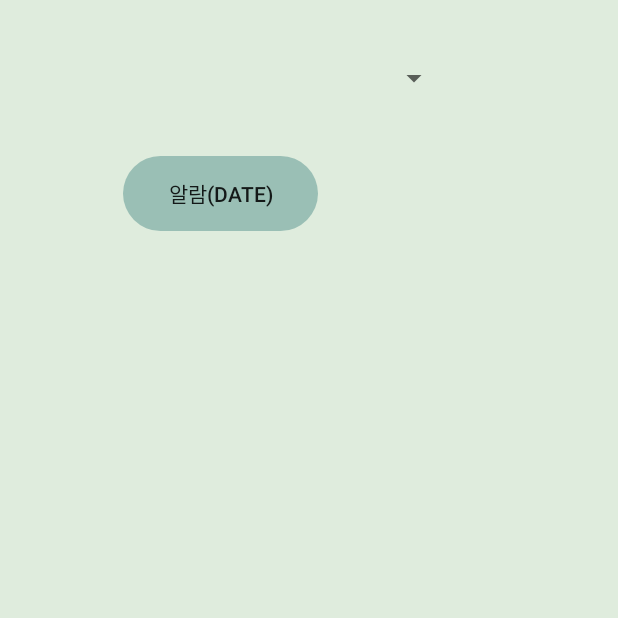
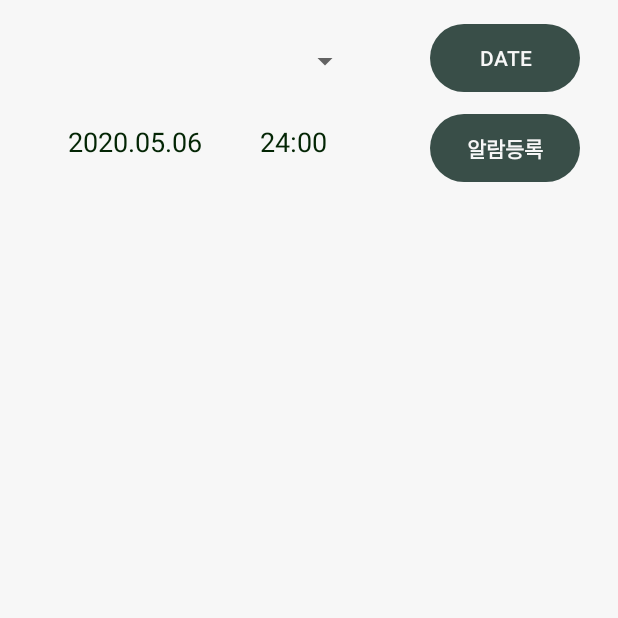
Before and after one commit to naerim/dailygreen_app, an Android app: the fragment AlarmFragment shown on its own in the app's theme, on a phone screen of 412 x 824 dp, the top half of it. Run offline under Robolectric (Android 15) with nearby library versions, the phone set to English and light mode, and no system bars; our stand-ins replace Firebase (no records; nobody signed in at launch, a user with empty details on screens opened directly).

Commit message:
[FIX] 알람 데이터 등록 완료(이름 제외)

```diff
--- a/app/src/main/java/com/example/dailygreen_app/menu/AlarmFragment.kt
+++ b/app/src/main/java/com/example/dailygreen_app/menu/AlarmFragment.kt
@@ -28,13 +28,14 @@ class AlarmFragment : Fragment(){
     lateinit var myalarmlist : ArrayList<Alarm>
     lateinit var myplantlist : ArrayList<String>
 
-    lateinit var btn_addAlarm : Button
+    lateinit var btn_checkdate : Button
+    lateinit var btn_addalarm : Button
     lateinit var calendar : GregorianCalendar
     lateinit var text_time : TextView
     lateinit var selectspinner: Spinner
     lateinit var alarmManager: AlarmManager
-    lateinit var textTime : String
-    lateinit var textDate : String
+    lateinit var textTime : TextView
+    lateinit var textDate : TextView
 
     lateinit var spinnerAdapter : ArrayAdapter<String>
     lateinit var select_plant : String
@@ -44,7 +45,8 @@ class AlarmFragment : Fragment(){
 
         myalarmlist = arrayListOf<Alarm>()
         myplantlist = arrayListOf<String>()
-        btn_addAlarm = view.findViewById(R.id.btn_addalarm)
+        btn_checkdate = view.findViewById(R.id.btn_checkdate)
+        btn_addalarm = view.findViewById(R.id.btn_addalarm)
         text_time = view.findViewById(R.id.text_time)
         recyclerview_alarm = view.findViewById(R.id.recyclerview_alarm)
         selectspinner = view.findViewById(R.id.spinner_alarmpick)
@@ -68,9 +70,13 @@ class AlarmFragment : Fragment(){
         recyclerview_alarm.layoutManager = LinearLayoutManager(activity)
 
         // 알람등록
-        btn_addAlarm.setOnClickListener {
-            textDate = ""
-            textTime = ""
+        btn_checkdate.setOnClickListener {
+            textDate = view!!.findViewById(R.id.text_date)
+            textTime = view!!.findViewById(R.id.text_time)
+            checkAlarm()
+        }
+
+        btn_addalarm.setOnClickListener {
             addAlarm()
         }
 
@@ -114,14 +120,12 @@ class AlarmFragment : Fragment(){
         override fun onItemSelected(parent: AdapterView<*>?, view: View?, position: Int, id: Long) {
             select_plant = myplantlist[position]
         }
-
     }
 
-    fun addAlarm(){
+    fun checkAlarm(){
         // 시간 선택
-        //var timeSetListener = TimePickerDialog.OnTimeSetListener(calendar.get(Calendar.HOUR_OF_DAY))
-////        var textDate: String? =null
-//        var textTime: String? = null
+//        textDate = view!!.findViewById(R.id.text_date)
+//        textTime = view!!.findViewById(R.id.text_time)
 
         calendar = Calendar.getInstance() as GregorianCalendar
         var year = calendar.get(Calendar.YEAR)
@@ -131,18 +135,27 @@ class AlarmFragment : Fragment(){
         var minute = calendar.get(Calendar.MINUTE)
 
         var picktime = TimePickerDialog(context!!, TimePickerDialog.OnTimeSetListener { view, hourOfDay, minute ->
-            textTime = hourOfDay.toString() + ": " + minute.toString()
+            textTime.setText("" + hourOfDay + " : " + minute)
         }, hour, minute, true)
         picktime.show()
         // 날짜 선택
         var pickdate = DatePickerDialog(context!!, DatePickerDialog.OnDateSetListener { view, year, month, day ->
-            textDate = ("" + year + ". " +  (month+1) + ". " + day)
+            textDate.setText("" + year + ". " +  (month+1) + ". " + day)
         }, year, month, day)
         pickdate.show()
 
 
+//        firestore?.collection("alarm")
+//            ?.add(hashMapOf("time" to textTime, "date" to textDate))
+//            ?.addOnSuccessListener { }
+//            ?.addOnFailureListener { }
+//        recyclerview_alarm.adapter?.notifyDataSetChanged()
+    }
+
+    fun addAlarm()
+    {
         firestore?.collection("alarm")
-            ?.add(hashMapOf("time" to textTime, "date" to textDate))
+            ?.add(hashMapOf("time" to textTime.text.toString(), "date" to textDate.text.toString()))
             ?.addOnSuccessListener { }
             ?.addOnFailureListener { }
         recyclerview_alarm.adapter?.notifyDataSetChanged()
--- a/app/src/main/res/layout/fragment_alarm.xml
+++ b/app/src/main/res/layout/fragment_alarm.xml
@@ -4,76 +4,82 @@
     xmlns:tools="http://schemas.android.com/tools"
     android:layout_width="match_parent"
     android:layout_height="match_parent"
-    android:background="@color/background">
+    android:background="@color/mainbackground">
 
-    <LinearLayout
-        android:id="@+id/linearLayout2"
-        android:layout_width="match_parent"
-        android:layout_height="wrap_content"
-        android:orientation="horizontal"
-        app:layout_constraintEnd_toEndOf="parent"
+    <Spinner
+        android:id="@+id/spinner_alarmpick"
+        android:layout_width="215dp"
+        android:layout_height="50dp"
+        android:layout_marginStart="25dp"
+        android:layout_marginTop="16dp"
         app:layout_constraintStart_toStartOf="parent"
-        app:layout_constraintTop_toTopOf="parent">
-
-        <Spinner
-            android:id="@+id/spinner_alarmpick"
-            android:layout_width="216dp"
-            android:layout_height="52dp"
-            android:layout_marginStart="84dp"
-            android:layout_marginTop="26dp" />
-
-    </LinearLayout>
+        android:textAlignment="center"
+        app:layout_constraintTop_toTopOf="parent" />
 
     <android.widget.Button
-        android:id="@+id/btn_addalarm"
-        android:layout_width="130dp"
-        android:layout_height="50dp"
-        android:layout_marginTop="104dp"
-        android:layout_marginEnd="200dp"
+        android:id="@+id/btn_checkdate"
+        android:layout_width="100dp"
+        android:layout_height="45dp"
+        android:layout_marginTop="16dp"
+        android:layout_marginEnd="25dp"
         android:background="@drawable/roundbutton"
-        android:backgroundTint="@color/btnbackground"
+        android:backgroundTint="@color/bottomcolor"
         android:onClick="clickBtnAddalarm"
-        android:text="알람(DATE)"
+        android:text="DATE"
         android:textAllCaps="false"
+        android:textColor="@color/mainbackground"
         app:layout_constraintEnd_toEndOf="parent"
         app:layout_constraintTop_toTopOf="parent" />
 
     <TextView
-        android:id="@+id/text_time"
-        android:layout_width="150dp"
-        android:layout_height="50dp"
-        android:layout_marginStart="32dp"
-        android:layout_marginTop="24dp"
+        android:id="@+id/text_date"
+        android:layout_width="130dp"
+        android:layout_height="40dp"
+        android:layout_marginStart="25dp"
+        android:layout_marginTop="16dp"
+        android:text="2020.05.06"
         android:textAlignment="center"
         android:textColor="@color/textcolor"
-        android:textSize="24sp"
+        android:textSize="18sp"
         app:layout_constraintStart_toStartOf="parent"
-        app:layout_constraintTop_toBottomOf="@+id/btn_addalarm" />
+        app:layout_constraintTop_toBottomOf="@+id/spinner_alarmpick" />
 
     <TextView
-        android:id="@+id/text_date"
-        android:layout_width="150dp"
-        android:layout_height="50dp"
-        android:layout_marginTop="24dp"
-        android:layout_marginEnd="20dp"
+        android:id="@+id/text_time"
+        android:layout_width="80dp"
+        android:layout_height="40dp"
+        android:layout_marginTop="16dp"
+        android:text="24:00"
+        android:textAlignment="center"
         android:textColor="@color/textcolor"
-        android:textSize="24sp"
-        app:layout_constraintEnd_toEndOf="parent"
-        app:layout_constraintHorizontal_bias="0.44"
-        app:layout_constraintStart_toEndOf="@+id/text_time"
-        app:layout_constraintTop_toBottomOf="@+id/btn_addalarm" />
+        android:textSize="18sp"
+        app:layout_constraintStart_toEndOf="@+id/text_date"
+        app:layout_constraintTop_toBottomOf="@+id/spinner_alarmpick" />
 
     <androidx.recyclerview.widget.RecyclerView
         android:id="@+id/recyclerview_alarm"
-        android:layout_width="405dp"
-        android:layout_height="494dp"
-        android:layout_marginTop="16dp"
-        android:layout_marginEnd="6dp"
-        app:layout_constraintBottom_toBottomOf="parent"
+        android:layout_width="0dp"
+        android:layout_height="488dp"
+        android:layout_marginTop="10dp"
         app:layout_constraintEnd_toEndOf="parent"
+        app:layout_constraintHorizontal_bias="0.0"
         app:layout_constraintStart_toStartOf="parent"
-        app:layout_constraintTop_toBottomOf="@+id/text_time">
+        app:layout_constraintTop_toBottomOf="@+id/text_date">
 
     </androidx.recyclerview.widget.RecyclerView>
 
+    <android.widget.Button
+        android:id="@+id/btn_addalarm"
+        android:layout_width="100dp"
+        android:layout_height="45dp"
+        android:layout_marginTop="10dp"
+        android:layout_marginEnd="25dp"
+        android:background="@drawable/roundbutton"
+        android:backgroundTint="@color/bottomcolor"
+        android:text="알람등록"
+        android:textColor="@color/mainbackground"
+        android:textStyle="bold"
+        app:layout_constraintEnd_toEndOf="parent"
+        app:layout_constraintTop_toBottomOf="@+id/spinner_alarmpick" />
+
 </androidx.constraintlayout.widget.ConstraintLayout>
--- a/app/src/main/res/layout/item_alarmlist.xml
+++ b/app/src/main/res/layout/item_alarmlist.xml
@@ -10,7 +10,7 @@
         android:layout_width="300dp"
         android:layout_height="150dp"
         android:layout_marginStart="55dp"
-        android:layout_marginTop="65dp"
+        android:layout_marginTop="10dp"
         app:layout_constraintStart_toStartOf="parent"
         app:layout_constraintTop_toTopOf="parent">
 
```
